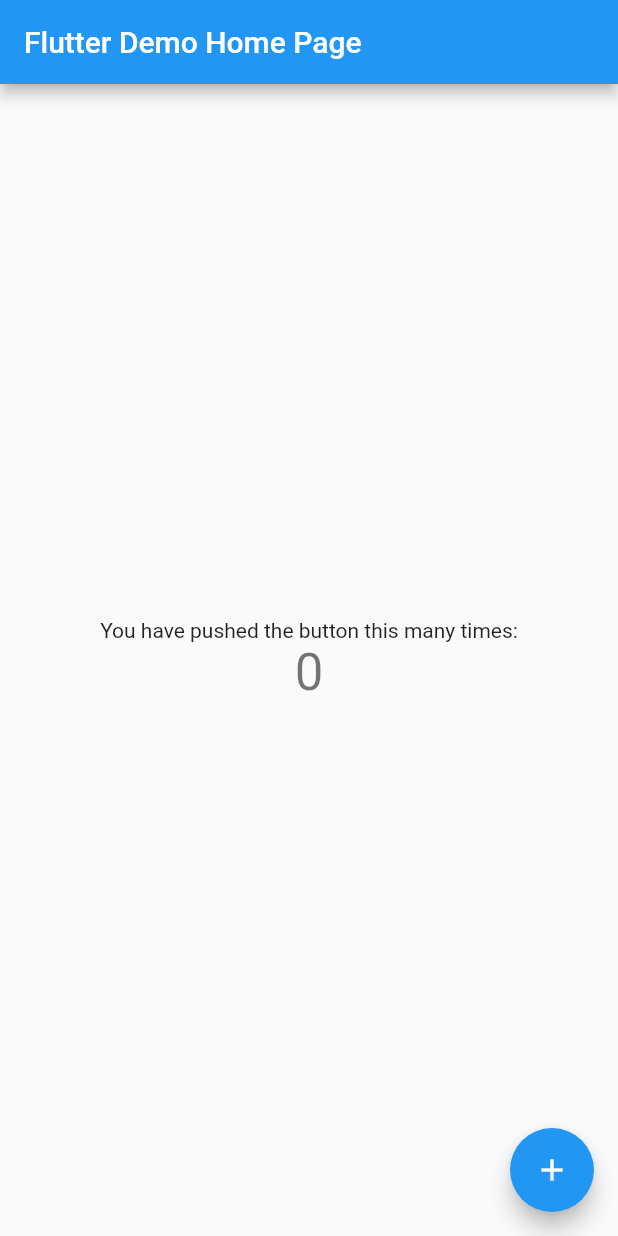
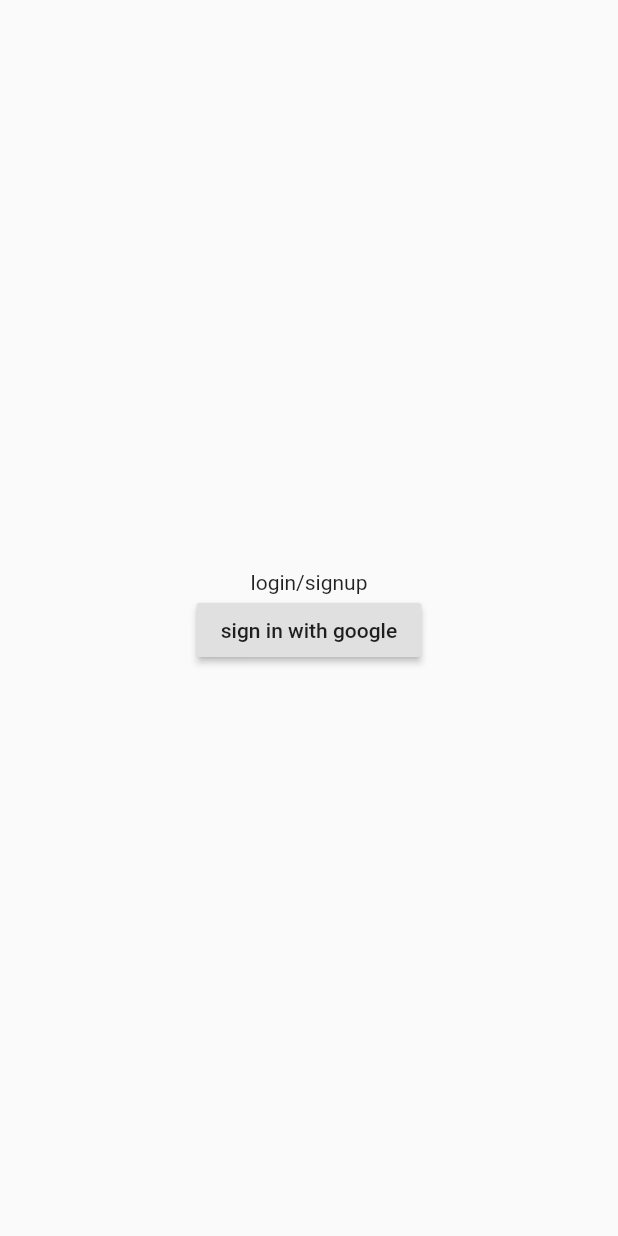
Before and after one commit to wikyprash/jntua_world, a Flutter app: the screen it shows after launch, on a phone screen of 412 x 824 dp. Run offline on Flutter 3.47's test engine with Material 2 defaults, Android fonts, the phone set to English and light mode, and no system bars; our stand-ins replace firebase_auth, google_sign_in; accounts and stored records are empty.

Commit message:
sign in with google

```diff
--- a/lib/main.dart
+++ b/lib/main.dart
@@ -1,117 +1,45 @@
+import 'package:jntua_world/models/user.dart';
+import 'package:jntua_world/screens/authentication.dart';
+import 'package:jntua_world/screens/home.dart';
+import 'package:jntua_world/services/auth_services.dart';
 import 'package:flutter/material.dart';
+import 'package:provider/provider.dart';
 
 void main() {
   runApp(MyApp());
 }
 
 class MyApp extends StatelessWidget {
-  // This widget is the root of your application.
   @override
   Widget build(BuildContext context) {
-    return MaterialApp(
+    return StreamProvider<User>.value(
+      value: AuthService().user,
+      child: MaterialApp(
+        debugShowCheckedModeBanner: false,
         title: 'Flutter Demo',
         theme: ThemeData(
-        // This is the theme of your application.
-        //
-        // Try running your application with "flutter run". You'll see the
-        // application has a blue toolbar. Then, without quitting the app, try
-        // changing the primarySwatch below to Colors.green and then invoke
-        // "hot reload" (press "r" in the console where you ran "flutter run",
-        // or simply save your changes to "hot reload" in a Flutter IDE).
-        // Notice that the counter didn't reset back to zero; the application
-        // is not restarted.
           primarySwatch: Colors.blue,
           // This makes the visual density adapt to the platform that you run
           // the app on. For desktop platforms, the controls will be smaller and
           // closer together (more dense) than on mobile platforms.
           visualDensity: VisualDensity.adaptivePlatformDensity,
         ),
-      home: MyHomePage(title: 'Flutter Demo Home Page'),
+        home: Scaffold(
+          body: AuthHandler(),
+        ),
+      ),
     );
   }
 }
 
-class MyHomePage extends StatefulWidget {
-  MyHomePage({Key key, this.title}) : super(key: key);
-
-  // This widget is the home page of your application. It is stateful, meaning
-  // that it has a State object (defined below) that contains fields that affect
-  // how it looks.
-
-  // This class is the configuration for the state. It holds the values (in this
-  // case the title) provided by the parent (in this case the App widget) and
-  // used by the build method of the State. Fields in a Widget subclass are
-  // always marked "final".
-
-  final String title;
-
-  @override
-  _MyHomePageState createState() => _MyHomePageState();
-}
-
-class _MyHomePageState extends State<MyHomePage> {
-  int _counter = 0;
-
-  void _incrementCounter() {
-    setState(() {
-      // This call to setState tells the Flutter framework that something has
-      // changed in this State, which causes it to rerun the build method below
-      // so that the display can reflect the updated values. If we changed
-      // _counter without calling setState(), then the build method would not be
-      // called again, and so nothing would appear to happen.
-      _counter++;
-    });
-  }
-
+class AuthHandler extends StatelessWidget {
   @override
   Widget build(BuildContext context) {
-    // This method is rerun every time setState is called, for instance as done
-    // by the _incrementCounter method above.
-    //
-    // The Flutter framework has been optimized to make rerunning build methods
-    // fast, so that you can just rebuild anything that needs updating rather
-    // than having to individually change instances of widgets.
-    return Scaffold(
-      appBar: AppBar(
-        // Here we take the value from the MyHomePage object that was created by
-        // the App.build method, and use it to set our appbar title.
-        title: Text(widget.title),
-      ),
-      body: Center(
-        // Center is a layout widget. It takes a single child and positions it
-        // in the middle of the parent.
-        child: Column(
-          // Column is also a layout widget. It takes a list of children and
-          // arranges them vertically. By default, it sizes itself to fit its
-          // children horizontally, and tries to be as tall as its parent.
-          //
-          // Invoke "debug painting" (press "p" in the console, choose the
-          // "Toggle Debug Paint" action from the Flutter Inspector in Android
-          // Studio, or the "Toggle Debug Paint" command in Visual Studio Code)
-          // to see the wireframe for each widget.
-          //
-          // Column has various properties to control how it sizes itself and
-          // how it positions its children. Here we use mainAxisAlignment to
-          // center the children vertically; the main axis here is the vertical
-          // axis because Columns are vertical (the cross axis would be
-          // horizontal).
-          mainAxisAlignment: MainAxisAlignment.center,
-          children: <Widget>[
-            Text(
-              'You have pushed the button this many times:',
-            ),
-            Text(
-              '$_counter',
-              style: Theme.of(context).textTheme.headline4,
-            ),
-          ],
-        ),
-      ),
-      floatingActionButton: FloatingActionButton(
-        onPressed: _incrementCounter,
-        tooltip: 'Increment',
-        child: Icon(Icons.add),
-      ), // This trailing comma makes auto-formatting nicer for build methods.
-    );
+    final user = Provider.of<User>(context);
+    if (user == null) {
+      return Authenticate();
+    } else {
+      return Home();
     }
   }
+}
--- /dev/null
+++ b/lib/models/user.dart
@@ -0,0 +1,13 @@
+class User {
+  final String uid;
+  final String name;
+  final String email;
+  final String photoUrl;
+
+  User({
+    this.uid,
+    this.name,
+    this.email,
+    this.photoUrl
+  });
+}
--- /dev/null
+++ b/lib/screens/authentication.dart
@@ -0,0 +1,43 @@
+import 'package:jntua_world/services/auth_services.dart';
+import 'package:flutter/material.dart';
+
+class Authenticate extends StatefulWidget {
+  @override
+  _AuthenticateState createState() => _AuthenticateState();
+}
+
+class _AuthenticateState extends State<Authenticate> {
+  final AuthService _authService = AuthService();
+  bool loading = false;
+  @override
+  Widget build(BuildContext context) {
+    return loading
+        ? Center(child: CircularProgressIndicator())
+        : Container(
+            child: Center(
+              child: Column(
+                mainAxisAlignment: MainAxisAlignment.center,
+                children: [
+                  Text('login/signup'),
+                  RaisedButton(
+                    onPressed: () async {
+                      try {
+                        setState(() {
+                          loading = true;
+                        });
+                        var r = await _authService.signInWithGoogle();
+                        print('<<<<<<< $r >>>>>>>');
+                      } catch (e) {
+                        setState(() {
+                          loading = false;
+                        });
+                      }
+                    },
+                    child: Text('sign in with google'),
+                  )
+                ],
+              ),
+            ),
+          );
+  }
+}
```
Also changed, not shown: lib/screens/home.dart (added, +56 -0 lines), lib/services/auth_services.dart (added, +145 -0 lines), pubspec.yaml (+7 -0 lines), pubspec.lock, 2 other files. Lines whose indentation alone changed are shown as unchanged.
